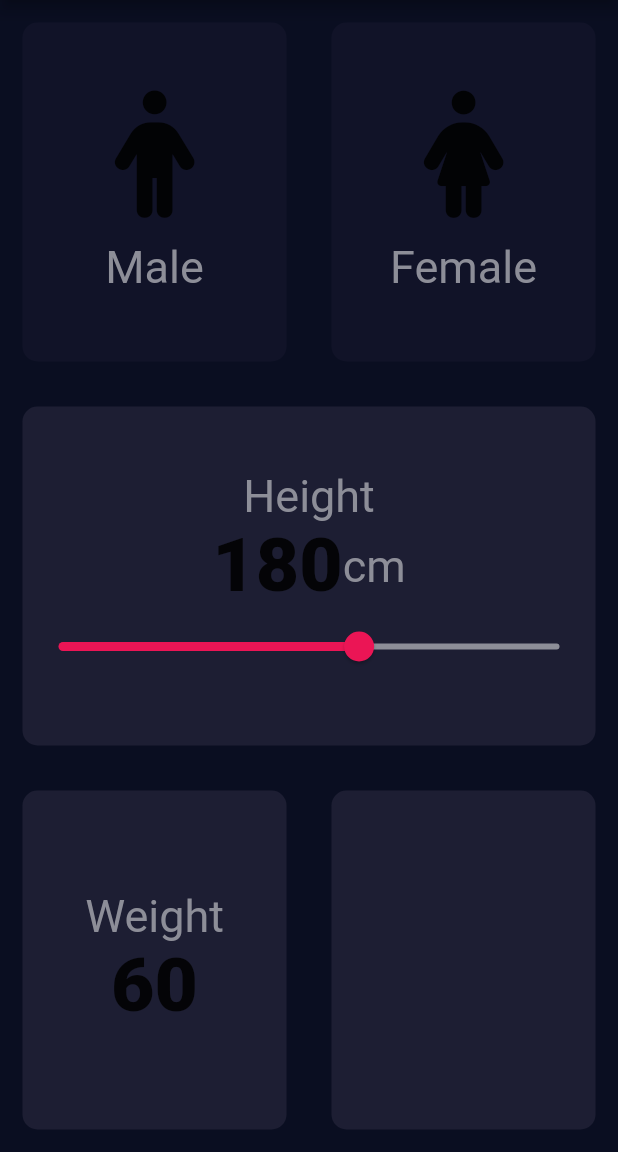
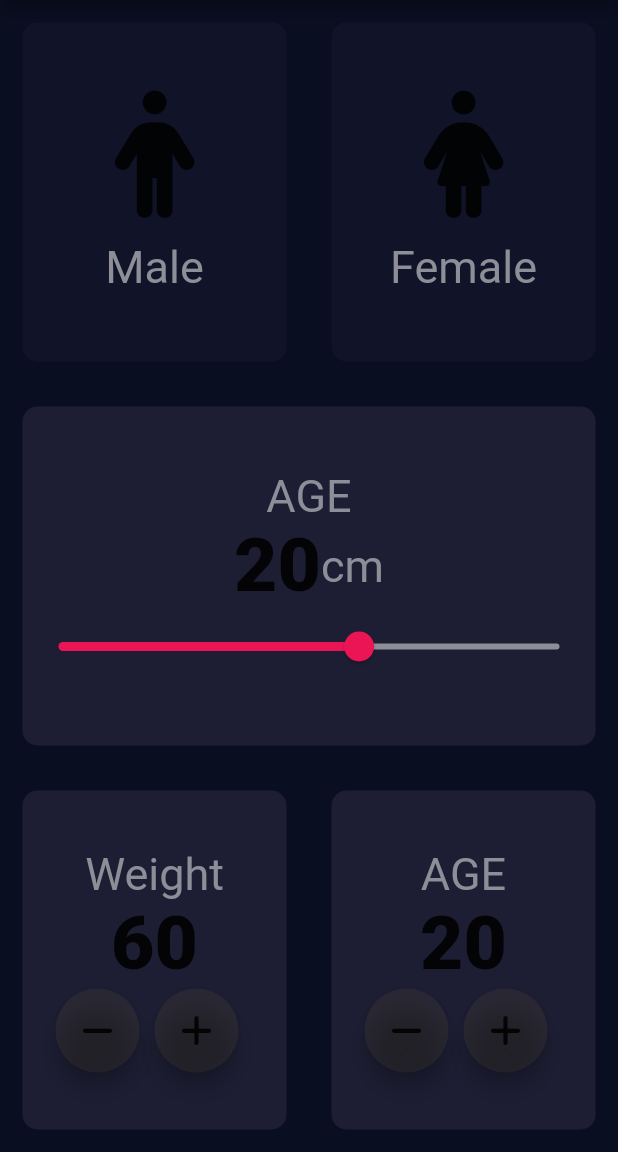
Before and after one commit to Uzair018/bmi_calculator, a Flutter app: the screen it shows after launch, on a phone screen of 412 x 824 dp, the part 84-1236 px from its top. Run offline on Flutter 3.47's test engine with Material 2 defaults, Android fonts, the phone set to English and light mode, and no system bars; our stand-ins replace font_awesome_flutter.

Commit message:
action floating button

```diff
--- a/lib/input_page.dart
+++ b/lib/input_page.dart
@@ -1,6 +1,6 @@
 
 import 'package:bmi_calculator/constantFile.dart';
-import 'package:flutter/cupertino.dart';
+
 import 'package:flutter/material.dart';
 import 'package:font_awesome_flutter/font_awesome_flutter.dart';
 import 'IconTextFile.dart';
@@ -24,6 +24,7 @@ class _InputPageState extends State<InputPage> {
   Gender selectGender;
   int sliderHeight=180;
   int sliderweight=60;
+  int sliderAge=20;
 
 
   @override
@@ -76,13 +77,13 @@ class _InputPageState extends State<InputPage> {
                 mainAxisAlignment: MainAxisAlignment.center,
                 children: [
                   Text(
-                    'Height',
+                    'AGE',
                     style: KLabelStyle,),
                   Row(
                     mainAxisAlignment: MainAxisAlignment.center,
                     children: [
                       Text(
-                        sliderHeight.toString(),
+                        sliderAge.toString(),
                         style: KNumberStyle,
 
                       ),
@@ -128,7 +129,33 @@ class _InputPageState extends State<InputPage> {
                       Row(
                         mainAxisAlignment: MainAxisAlignment.center,
                         children: [
+                          RoundIcon(
 
+                          iconData:FontAwesomeIcons.minus,
+                          onpress:() {
+                          setState((){
+                            sliderweight--;
+
+                          });
+                          }
+                          ),
+                          SizedBox(
+                            width: 10.0,
+                          ),
+                          RoundIcon(
+
+                              iconData:FontAwesomeIcons.plus,
+                              onpress:() {
+                                setState((){
+                                  sliderweight++;
+
+                                });
+                              }
+
+                          ),
+                          SizedBox(
+                            width: 10.0,
+                          ),
                         ],
                       ),
 
@@ -139,6 +166,52 @@ class _InputPageState extends State<InputPage> {
                 ),),
                 Expanded(child: RepeatContainerCode(
                   colors: Color(0xFF1D1E33),
+                  cardWidget: Column(
+                    mainAxisAlignment:MainAxisAlignment.center,
+                    children: [
+                      Text(
+                        'AGE',
+                        style: KLabelStyle,
+                      ),
+                      Text(
+                        sliderAge.toString(),
+                        style: KNumberStyle,
+                      ),
+                      Row(
+                        mainAxisAlignment: MainAxisAlignment.center,
+                        children: [
+                          RoundIcon(
+
+                              iconData:FontAwesomeIcons.minus,
+                              onpress:() {
+                                setState((){
+                                  sliderAge--;
+
+                                });
+                              }
+                          ),
+                          SizedBox(
+                            width: 10.0,
+                          ),
+                          RoundIcon(
+
+                              iconData:FontAwesomeIcons.plus,
+                              onpress:() {
+                                setState((){
+                                  sliderweight++;
+
+                                });
+                              }
+
+                          ),
+                          SizedBox(
+                            width: 10.0,
+                          ),
+                        ],
+                      ),
+
+                    ],
+                  ),
                 ),),
               ],
             ),),
@@ -147,3 +220,24 @@ class _InputPageState extends State<InputPage> {
     );
   }
 }
+class RoundIcon extends StatelessWidget{
+  RoundIcon({@required this.iconData,@required this.onpress});
+  final IconData iconData;
+  final Function onpress;
+  @override
+  Widget build(BuildContext context){
+    return RawMaterialButton(
+      child: Icon(iconData),
+      onPressed: onpress,
+      elevation: 6.0,
+      constraints: BoxConstraints.tightFor(
+        height: 56.0,
+            width: 56.0,
+      ),
+      shape: CircleBorder(),
+      fillColor:Color(0xFF4CF5E),
+
+    );
+
+  }
+}
```
